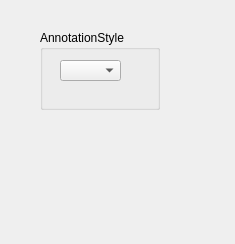
Qt form AnnotationDialog.ui (penny4860/Pascal-VOC-annotation-viewer) before a commit.
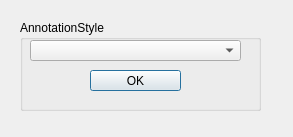
The same form after that commit.

Commit message: annotation input dialog 구현

The edit to the form file:
```diff
--- a/AnnotationDialog.ui
+++ b/AnnotationDialog.ui
@@ -6,8 +6,8 @@
    <rect>
     <x>0</x>
     <y>0</y>
-    <width>235</width>
-    <height>244</height>
+    <width>293</width>
+    <height>137</height>
    </rect>
   </property>
   <property name="windowTitle">
@@ -16,10 +16,10 @@
   <widget class="QGroupBox" name="groupBox">
    <property name="geometry">
     <rect>
-     <x>40</x>
-     <y>30</y>
-     <width>120</width>
-     <height>80</height>
+     <x>20</x>
+     <y>20</y>
+     <width>241</width>
+     <height>91</height>
     </rect>
    </property>
    <property name="title">
@@ -28,11 +28,27 @@
    <widget class="QComboBox" name="comboBox">
     <property name="geometry">
      <rect>
-      <x>20</x>
-      <y>30</y>
-      <width>61</width>
+      <x>10</x>
+      <y>20</y>
+      <width>211</width>
       <height>21</height>
      </rect>
+    </property>
+    <property name="currentText">
+     <string/>
+    </property>
+   </widget>
+   <widget class="QPushButton" name="btn">
+    <property name="geometry">
+     <rect>
+      <x>70</x>
+      <y>50</y>
+      <width>91</width>
+      <height>21</height>
+     </rect>
+    </property>
+    <property name="text">
+     <string>OK</string>
     </property>
    </widget>
   </widget>
```
Left out of the diff: 2 changed lines with no effect on the pictures. The commit also changes 1 other file.
